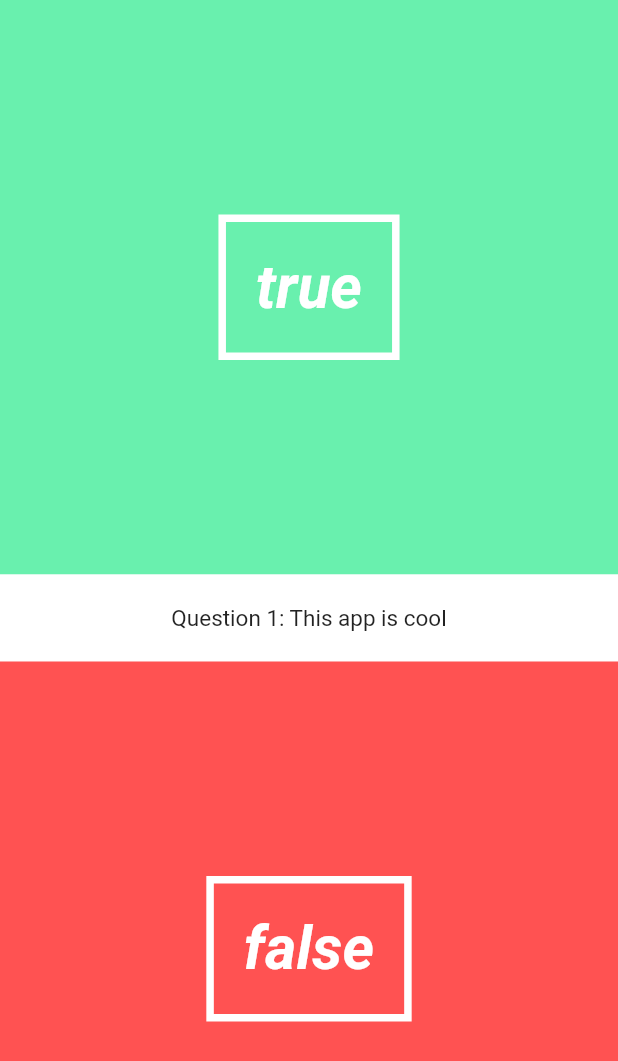
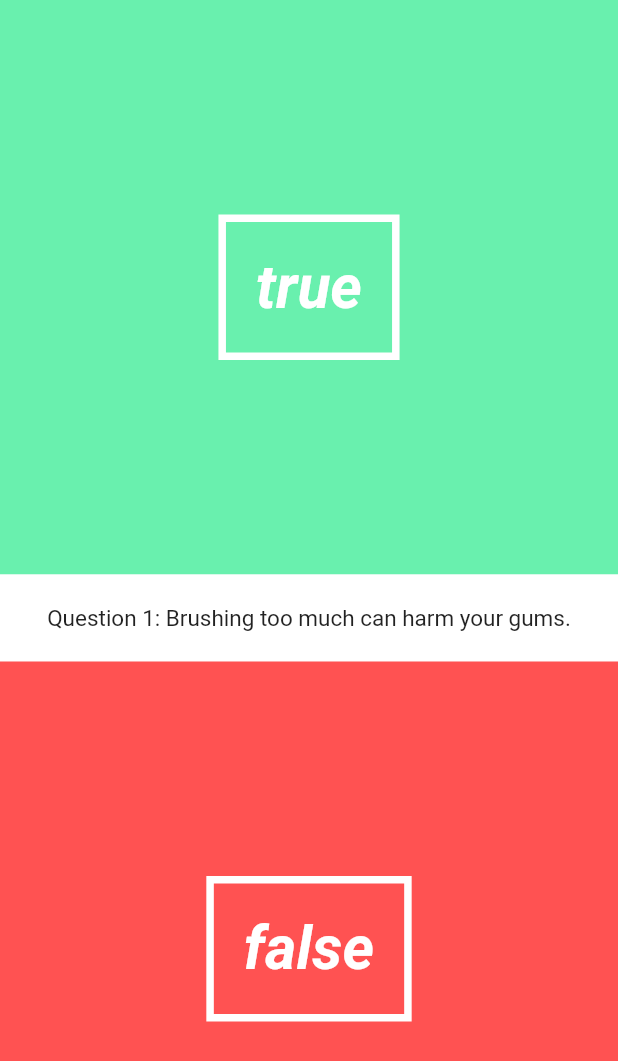
Before and after one commit to Ikanant/FlutterQuizApp, a Flutter app: the QuizPage widget shown alone on an empty page, opened directly, on a phone screen of 412 x 824 dp. Shown: the top 1061 px of the screen. Run offline on Flutter 3.47's test engine with Material 2 defaults, Android fonts, the phone set to English and light mode, and no system bars.

Commit message:
added new questions about dental hiegine

```diff
--- a/lib/pages/quiz_page.dart
+++ b/lib/pages/quiz_page.dart
@@ -14,9 +14,16 @@ class QuizPage extends StatefulWidget {
 class QuizPageState extends State<QuizPage> {
   Question currentQuestion;
   Quiz quiz = new Quiz([
-    new Question("This app is cool", true),
-    new Question("Pizza is healthy", false),
-    new Question("I am hungry", true)
+    new Question("You must brush and floss your teeth after every meal to prevent gum disease and cavities.", false),
+    new Question("Brushing your teeth with an up-and-down or side-to-side motion is the best way to clean your teeth.", false),
+    new Question("You can floss your teeth by simply putting the floss between your teeth and pulling it through.", false),
+    new Question("Toothbrushes with angled heads and 2 levels of bristles are better than those with straight heads and 1 level of bristles.", true),
+    new Question("Motorized toothbrushes clean your teeth better than manual brushes.", false),
+    new Question("Brushing too much can harm your gums.", false),
+    new Question("You should use a dental rinse along with brushing and flossing to remove plaque.", false),
+    new Question("Toothpastes that contain baking soda and hydrogen peroxide can help reduce plaque acids made by plaque bacteria.", true),
+    new Question("You should see your dentist twice a year for checkups and cleanings.", true),
+    new Question("If your parents lost all their teeth to tooth decay or gum disease, you will too.", false),
   ]);
 
   String questionText;
```
